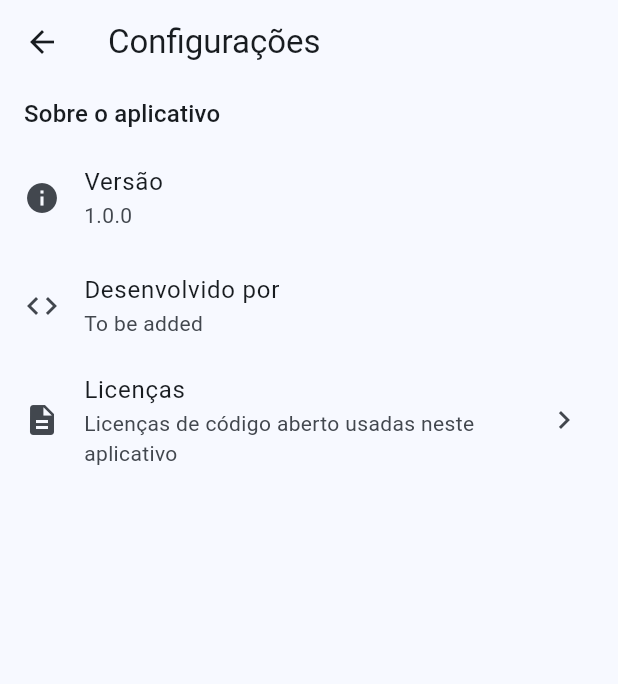
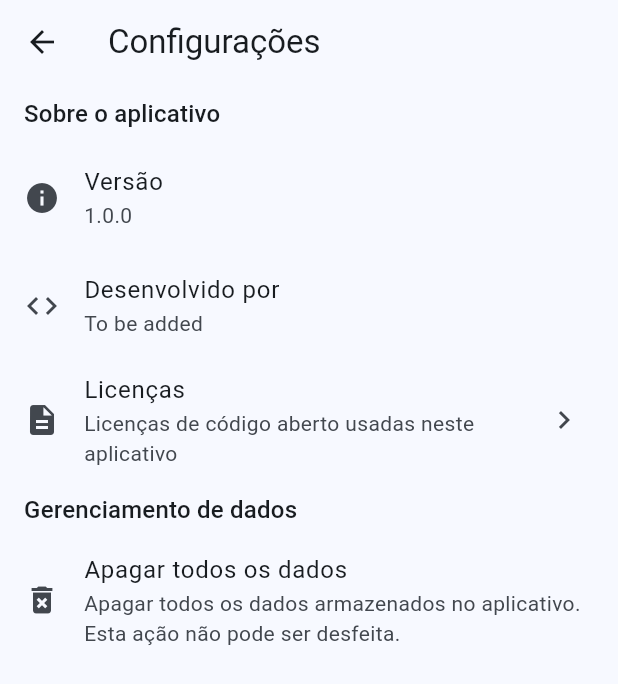
Before and after one commit to vicenteparmi/labsense, a Flutter app: the screen it shows after launch, after a tap on the "settings" icon, on a phone screen of 412 x 824 dp. Shown: the top 684 px of the screen. Run offline on Flutter 3.47's test engine with Material 3 defaults, Android fonts, the phone set to English and light mode, and no system bars; our stand-ins replace fl_chart, flutter_animate, flutter_bluetooth_serial, flutter_svg, reorderables, shared_preferences and 1 more; missing offline and left inert: step_tracker; accounts and stored records are empty; generated files the repository leaves out were written again.

Commit message:
Updates gerais na execução do experimento e correção de alguns campos

```diff
--- a/lib/l10n/app_pt.arb
+++ b/lib/l10n/app_pt.arb
@@ -94,8 +94,8 @@
 
   "cyclicVoltammetry": "Voltametria cíclica",
   "linearSweepVoltammetry": "Voltametria de varredura linear",
-  "initialPotential": "Potencial inicial",
-  "finalPotential": "Potencial final",
+  "initialPotential": "Potencial mínimo",
+  "finalPotential": "Potencial máximo",
   "startPotential": "Potencial inicial",
   "scanRate": "Taxa de varredura",
   "sweepDirection": "Direção de varredura",
@@ -159,5 +159,10 @@
   "version": "Versão",
   "developedby": "Desenvolvido por",
   "licenses": "Licenças",
-  "licensesDescription": "Licenças de código aberto usadas neste aplicativo"
+  "licensesDescription": "Licenças de código aberto usadas neste aplicativo",
+  "dataManagement": "Gerenciamento de dados",
+  "deleteAllData": "Apagar todos os dados",
+  "deleteAllDataDescription": "Apagar todos os dados armazenados no aplicativo. Esta ação não pode ser desfeita.",
+  "deleteAllDataConfirmation": "Você tem certeza que deseja apagar todos os dados? Esta ação não pode ser desfeita.",
+  "allDataDeleted": "Todos os dados foram apagados"
 }
--- a/lib/pages/experiment_models/create_new_model.dart
+++ b/lib/pages/experiment_models/create_new_model.dart
@@ -318,8 +318,8 @@ class _CreateModelState extends State<CreateModel> {
                                   decoration: InputDecoration(
                                     label: Text(
                                         '${AppLocalizations.of(context)!.initialPotential} (V)'),
-                                    icon: const Icon(
-                                        Icons.swipe_right_alt_rounded),
+                                    icon:
+                                        const Icon(Icons.vertical_align_bottom_rounded),
                                     border: const OutlineInputBorder(),
                                   ),
                                   textInputAction: TextInputAction.next,
@@ -346,7 +346,7 @@ class _CreateModelState extends State<CreateModel> {
                                     label: Text(
                                         '${AppLocalizations.of(context)!.finalPotential} (V)'),
                                     icon: const Icon(
-                                        Icons.swipe_left_alt_rounded),
+                                        Icons.vertical_align_top_rounded),
                                     border: const OutlineInputBorder(),
                                   ),
                                   textInputAction: TextInputAction.next,
--- a/lib/pages/experiments/create_new_experiment.dart
+++ b/lib/pages/experiments/create_new_experiment.dart
@@ -72,6 +72,10 @@ class _CreateExperimentState extends State<CreateExperiment> {
 
   // Add a new procedure
   void _openAddProcedureDialog(BuildContext context) {
+    FocusScope.of(context).unfocus();
+
+    HapticFeedback.lightImpact();
+
     showModalBottomSheet(
       context: context,
       enableDrag: true,
--- a/lib/pages/main_pages/settings.dart
+++ b/lib/pages/main_pages/settings.dart
@@ -1,4 +1,3 @@
-import 'package:flutter/foundation.dart';
 import 'package:flutter/material.dart';
 import 'package:flutter_gen/gen_l10n/app_localizations.dart';
 import 'package:sqflite/sqflite.dart';
@@ -47,24 +46,21 @@ class SettingsPage extends StatelessWidget {
             ),
           ),
           // Section title
-          if (kDebugMode)
-            Column(
-              crossAxisAlignment: CrossAxisAlignment.start,
-              children: [
+
           Padding(
             padding: const EdgeInsets.symmetric(
               vertical: 8.0,
               horizontal: 16.0,
             ),
             child: Text(
-                    "Opções de depruração",
+              AppLocalizations.of(context)!.dataManagement,
               style: Theme.of(context).textTheme.titleMedium,
             ),
           ),
           ListTile(
-                  title: const Text("Apagar banco de dados"),
-                  subtitle: const Text(
-                      "Apaga todos os dados de experimentos e modelos"),
+            title: Text(AppLocalizations.of(context)!.deleteAllData),
+            subtitle:
+                Text(AppLocalizations.of(context)!.deleteAllDataDescription),
             leading: const Icon(Icons.delete_forever),
             onTap: () {
               // Show a dialog to confirm the deletion
@@ -72,29 +68,28 @@ class SettingsPage extends StatelessWidget {
                 context: context,
                 builder: (BuildContext context) {
                   return AlertDialog(
-                          title: const Text("Apagar banco de dados"),
-                          content: const Text(
-                              "Tem certeza que deseja apagar todos os dados?"),
+                    title: Text(AppLocalizations.of(context)!.deleteAllData),
+                    content: Text(
+                        AppLocalizations.of(context)!.deleteAllDataConfirmation),
                     actions: <Widget>[
                       TextButton(
                         onPressed: () => Navigator.of(context).pop(),
-                              child: const Text("Cancelar"),
+                        child: Text(AppLocalizations.of(context)!.cancel),
                       ),
                       TextButton(
                         onPressed: () {
                           // Delete the database
                           deleteDatabase('my_database.db').then((value) {
                             ScaffoldMessenger.of(context).showSnackBar(
-                                    const SnackBar(
-                                      content: Text("Banco de dados apagado"),
+                              SnackBar(
+                                content: Text(AppLocalizations.of(context)!.allDataDeleted),
                               ),
                             );
                           });
                           Navigator.of(context).pop();
                         },
                         style: TextButton.styleFrom(
-                                backgroundColor:
-                                    Theme.of(context).colorScheme.error,
+                          backgroundColor: Theme.of(context).colorScheme.error,
                           foregroundColor:
                               Theme.of(context).colorScheme.onError,
                         ),
@@ -108,8 +103,6 @@ class SettingsPage extends StatelessWidget {
           ),
         ],
       ),
-        ],
-      ),
     );
   }
 }
--- a/lib/scripts/calculations.dart
+++ b/lib/scripts/calculations.dart
@@ -22,6 +22,6 @@ double transformPotential(double potential) {
 
 /// Transform the given [current] to a real current value.
 double transformCurrent(double current) {
-  // TODO: Fix the formula
-  return (current / 1023) * 5 * 12000;
+  return current;
+  //return 3.91007E-7 * current - 2E-4;
 }
--- a/lib/scripts/database.dart
+++ b/lib/scripts/database.dart
@@ -43,6 +43,20 @@ Future<Database> openMyDatabase() async {
           experiment_id INTEGER,
           experiment_order INTEGER)
       ''');
+
+      // Add some default preocedures to the database on the "procedures" table
+      await db.insert('procedures', {
+        'title': 'Voltametria cíclica',
+        'brief_description':
+            'Voltametria cíclica com 3 ciclos, varrendo de -1.0V a 1.0V a 0.1V/s, com potencial inicial de 0.0V, no sentido da oxidação.',
+        'model_type': 'cyclic_voltammetry',
+        'initial_potential': '-1.0',
+        'final_potential': '1.0',
+        'start_potential': '0.0',
+        'scan_rate': '0.1',
+        'cycle_count': '3',
+        'sweep_direction': 1,
+      });
     },
   );
   return database;
```
Also changed, not shown: lib/pages/experiment_run/experiment_runner.dart (+33 -25 lines), lib/pages/experiments/edit_custom_procedure.dart (+28 -2 lines), untranslated_messages.json (+6 -1 lines), 1 other file. Lines whose indentation alone changed are shown as unchanged.
